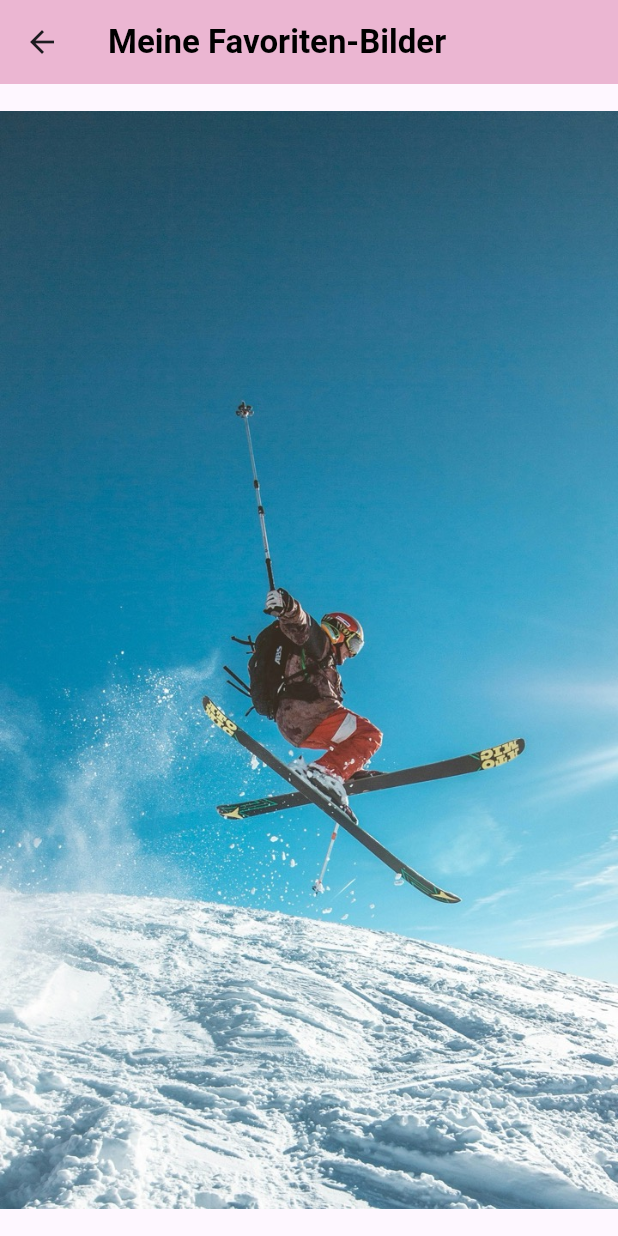
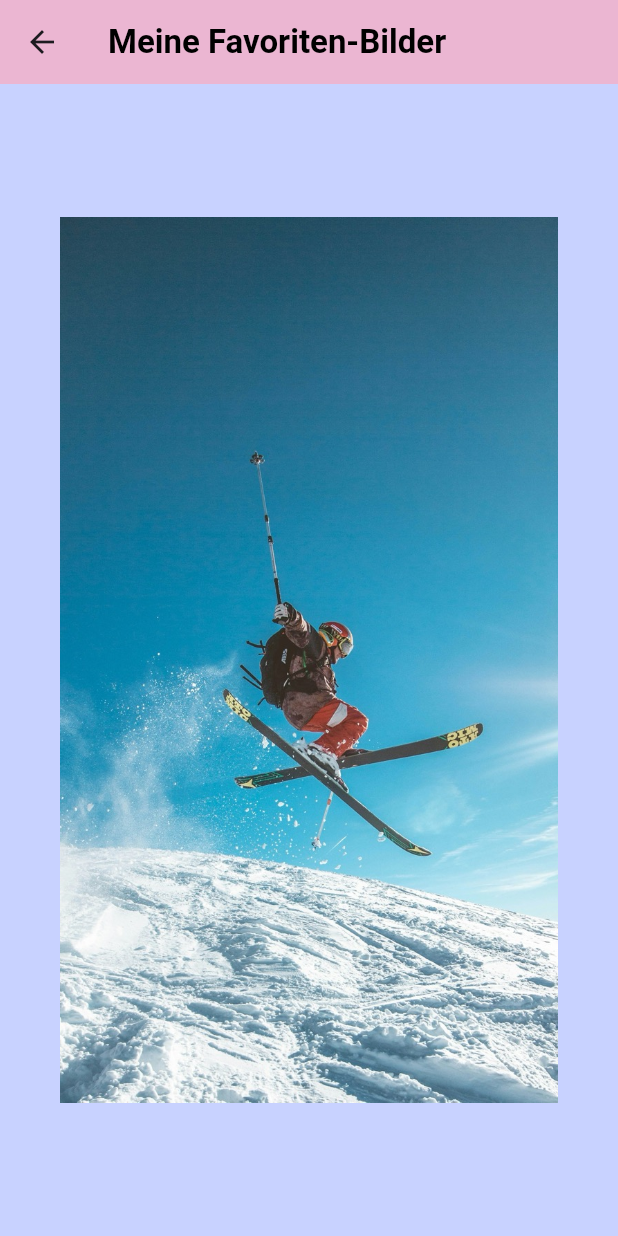
Before and after one commit to JuergenHollmann/project_13_picture_gallery_jh, a Flutter app: the Favorites screen opened directly, on a phone screen of 412 x 824 dp. Run offline on Flutter 3.47's test engine with Material 3 defaults, Android fonts, the phone set to English and light mode, and no system bars.

Commit message:
changed backgroundColor to primeColor

```diff
--- a/lib/features/gallery/screens/favorites.dart
+++ b/lib/features/gallery/screens/favorites.dart
@@ -2,12 +2,12 @@ import 'package:flutter/material.dart';
 
 class Favorites extends StatelessWidget {
   const Favorites({super.key, required image});
+  static const primeColor = Color.fromRGBO(200, 210, 255, 1); // hellblau
 
   @override
   Widget build(BuildContext context) {
     return Scaffold(
-      // Hier sollen die Favoriten-Bilder in einem Carusell angezeigt werden
-
+      backgroundColor: primeColor,
       appBar: AppBar(
         backgroundColor: const Color.fromARGB(255, 235, 182, 210),
         title: const Text(
@@ -16,10 +16,13 @@ class Favorites extends StatelessWidget {
         ),
       ),
 
-      // Hier sollen die Favoriten-Bilder in einem Carusell angezeigt werden
+      // Hier sollen die Favoriten-Bilder in einem Carusell angezeigt werden // todo!
       body: const Center(
-        child: Image(
-          image: AssetImage("assets/images/ski.jpeg"),
+        child: Padding(
+          padding: EdgeInsets.all(40),
+          child: Image(
+            image: AssetImage("assets/images/ski.jpeg"),
+          ),
         ),
       ),
     );
```
